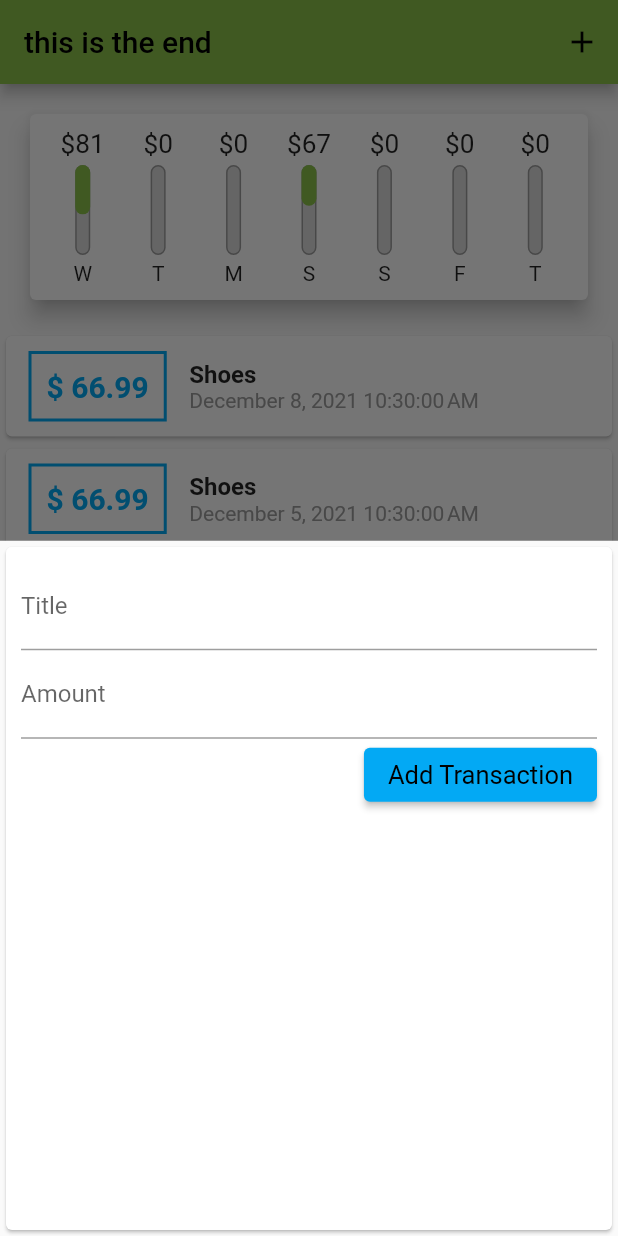
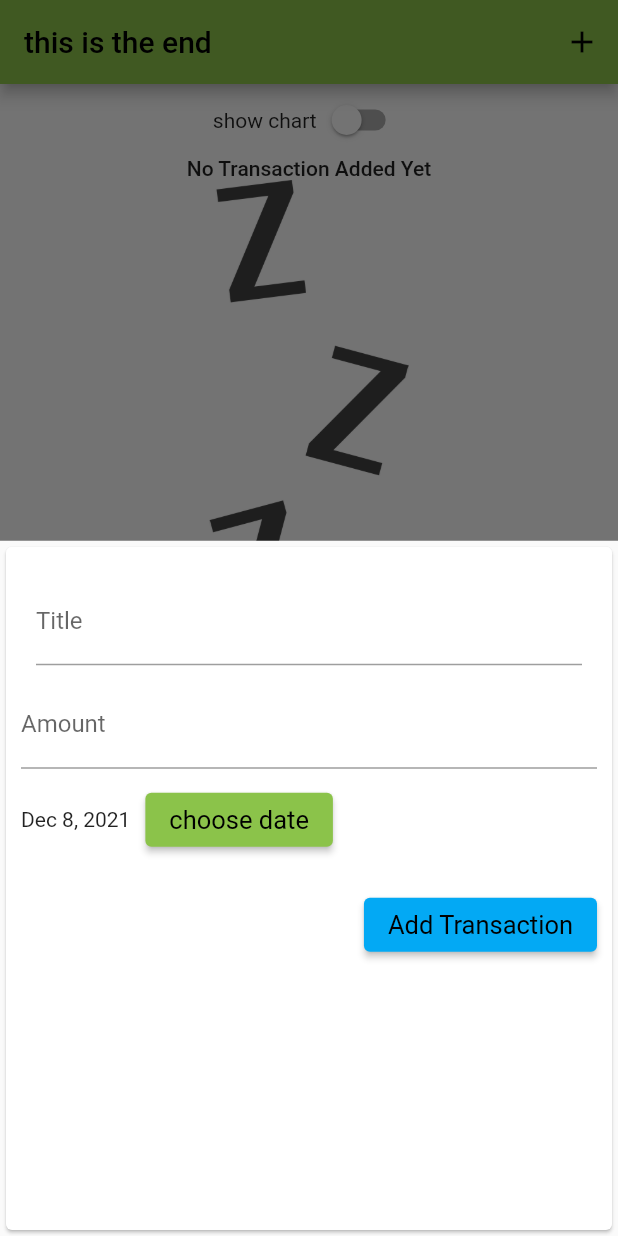
Before and after one commit to vaqefpayfoon/flutterCourse, a Flutter app: the screen it shows after launch, after a tap on the "add" icon, on a phone screen of 412 x 824 dp. Run offline on Flutter 3.47's test engine with Material 2 defaults, Android fonts, the light colour scheme and no system bars.

Commit message:
finish media query

```diff
--- a/finished/lib/main.dart
+++ b/finished/lib/main.dart
@@ -1,10 +1,14 @@
 import 'package:flutter/material.dart';
+import 'package:flutter/services.dart';
 import './widgets/new_transaction.dart';
 import 'models/transaction.dart';
 import './widgets/chart.dart';
 import 'widgets/transaction_list.dart';
 
 void main() {
+  WidgetsFlutterBinding.ensureInitialized();
+  SystemChrome.setPreferredOrientations(
+      [DeviceOrientation.portraitUp, DeviceOrientation.portraitDown]);
   runApp(MyApp());
 }
 
@@ -31,26 +35,36 @@ class MyHomePage extends StatefulWidget {
 
 class _MyHomePageState extends State<MyHomePage> {
   final List<Transaction> _userTransactions = [
-    Transaction(id: '1', title: 'Shoes', amount: 66.99, date: DateTime.now()),
-    Transaction(
-        id: '2',
-        title: 'Shoes',
-        amount: 66.99,
-        date: DateTime.now().add(Duration(days: -3))),
-    Transaction(id: '3', title: 'Gloves', amount: 14.30, date: DateTime.now())
+    // Transaction(id: '1', title: 'Shoes', amount: 66.99, date: DateTime.now()),
+    // Transaction(
+    //     id: '2',
+    //     title: 'Shoes',
+    //     amount: 66.99,
+    //     date: DateTime.now().add(Duration(days: -3))),
+    // Transaction(id: '3', title: 'Gloves', amount: 14.30, date: DateTime.now())
   ];
-
+  bool _showChart = false;
   List<Transaction> get recentTransaction {
     return _userTransactions.where((tx) {
       return tx.date.isAfter(DateTime.now().subtract(Duration(days: 7)));
     }).toList();
   }
 
-  void _addNewTransaction(String txtTitle, double txtAmount) {
+  void _addNewTransaction(
+      String txtTitle, double txtAmount, DateTime userDate) {
     final newTx = Transaction(
-        id: 'newId', title: txtTitle, amount: txtAmount, date: DateTime.now());
+        id: DateTime.now().millisecond.toString(),
+        title: txtTitle,
+        amount: txtAmount,
+        date: userDate);
     setState(() {
       _userTransactions.add(newTx);
+    });
+  }
+
+  void _deleteTransaction(String id) {
+    setState(() {
+      _userTransactions.removeWhere((tx) => tx.id == id);
     });
   }
 
@@ -81,8 +95,23 @@ class _MyHomePageState extends State<MyHomePage> {
       body: SingleChildScrollView(
         child: Column(
           children: [
-            Chart(recentTransaction),
-            TransactionList(_userTransactions)
+            Row(
+              mainAxisAlignment: MainAxisAlignment.center,
+              children: [
+                Text('show chart'),
+                Switch(
+                    value: _showChart,
+                    onChanged: (value) {
+                      setState(() {
+                        _showChart = value;
+                      });
+                    })
+              ],
+            ),
+            _showChart
+                ? Container(child: Chart(recentTransaction))
+                : Container(),
+            TransactionList(_userTransactions, _deleteTransaction)
           ],
         ),
       ),
--- a/finished/lib/widgets/chart.dart
+++ b/finished/lib/widgets/chart.dart
@@ -35,8 +35,8 @@ class Chart extends StatelessWidget {
 
   @override
   Widget build(BuildContext context) {
-    return Card(
-      elevation: 6,
+    return Container(
+      height: MediaQuery.of(context).size.height * 0.3,
       margin: EdgeInsets.all(20),
       child: Padding(
         padding: EdgeInsets.all(10),
--- a/finished/lib/widgets/chart_bar.dart
+++ b/finished/lib/widgets/chart_bar.dart
@@ -9,19 +9,17 @@ class ChartBar extends StatelessWidget {
 
   @override
   Widget build(BuildContext context) {
+    return LayoutBuilder(builder: (ctx, constraints) {
       return Column(
         children: <Widget>[
           Container(
-          height: 20,
+            height: constraints.maxHeight * 0.15,
             child: FittedBox(
               child: Text('\$${spendingAmount.toStringAsFixed(0)}'),
             ),
           ),
-        SizedBox(
-          height: 4,
-        ),
           Container(
-          height: 60,
+            height: constraints.maxHeight * 0.6,
             width: 10,
             child: Stack(
               children: <Widget>[
@@ -45,10 +43,11 @@ class ChartBar extends StatelessWidget {
             ),
           ),
           SizedBox(
-          height: 4,
+            height: constraints.maxHeight * 0.05,
           ),
-        Text(label),
+          Container(height: constraints.maxHeight * 0.15, child: Text(label)),
         ],
       );
+    });
   }
 }
--- a/finished/lib/widgets/new_transaction.dart
+++ b/finished/lib/widgets/new_transaction.dart
@@ -1,5 +1,7 @@
+import 'package:flutter/foundation.dart';
 import 'package:flutter/material.dart';
 import 'package:flutter/services.dart';
+import 'package:intl/intl.dart';
 
 // ignore: must_be_immutable
 class NewTransaction extends StatefulWidget {
@@ -15,15 +17,30 @@ class _NewTransactionState extends State<NewTransaction> {
 
   late TextEditingController amountController = TextEditingController();
 
-  void submit_data() {
+  late DateTime _selectedDate = DateTime.now();
+
+  void _submit_data() {
     final title = titleController.text;
     final amount = double.parse(amountController.text);
     if (title.isEmpty || amount <= 0) {
       return;
     }
-    widget.addTx(title, amount);
+    widget.addTx(title, amount, _selectedDate);
 
     Navigator.of(context).pop();
+  }
+
+  void _presentDatePicker() {
+    showDatePicker(
+            context: context,
+            initialDate: DateTime.now(),
+            firstDate: DateTime(2019),
+            lastDate: DateTime(2023, 12, 19))
+        .then((value) => {
+              setState(() {
+                _selectedDate = value as DateTime;
+              })
+            });
   }
 
   @override
@@ -33,29 +50,55 @@ class _NewTransactionState extends State<NewTransaction> {
       padding: const EdgeInsets.all(10),
       child: Column(
         children: [
-          TextField(
+          Container(
+            padding: const EdgeInsets.all(10),
+            child: TextField(
               decoration: const InputDecoration(labelText: 'Title'),
               onChanged: (val) => titleController.text = val,
-            onSubmitted: (_) => submit_data(),
+              onSubmitted: (_) => _submit_data(),
+            ),
           ),
           TextField(
             decoration: const InputDecoration(labelText: 'Amount'),
             onChanged: (val) => amountController.text = val,
             keyboardType: TextInputType.number,
             inputFormatters: [FilteringTextInputFormatter.digitsOnly],
-            onSubmitted: (_) => submit_data(),
+            onSubmitted: (_) => _submit_data(),
           ),
-          Align(
+          Row(
+            children: [
+              Container(
+                child: Text(_selectedDate == null
+                    ? 'No Date Chosen'
+                    : DateFormat.yMMMd().format(_selectedDate)),
+              ),
+              Container(
+                padding: const EdgeInsets.all(10),
+                child: ElevatedButton(
+                    onPressed: () {
+                      _presentDatePicker();
+                    },
+                    child: Text('choose date'),
+                    style: ButtonStyle(
+                      textStyle: MaterialStateProperty.all(
+                          const TextStyle(fontSize: 17)),
+                    )),
+              ),
+            ],
+          ),
+          Container(
+              margin: const EdgeInsets.only(top: 12),
               alignment: Alignment.centerRight,
               child: ElevatedButton(
-                  onPressed: submit_data,
+                  onPressed: _submit_data,
                   child: const Text('Add Transaction'),
                   style: ButtonStyle(
                     backgroundColor:
                         MaterialStateProperty.all(Colors.lightBlue),
                     textStyle: MaterialStateProperty.all(
                         const TextStyle(fontSize: 17)),
-                      alignment: Alignment.centerRight)))
+                    alignment: Alignment.centerRight,
+                  )))
         ],
       ),
     ));
--- a/finished/lib/widgets/transaction_list.dart
+++ b/finished/lib/widgets/transaction_list.dart
@@ -4,72 +4,62 @@ import '../models/transaction.dart';
 
 class TransactionList extends StatelessWidget {
   final List<Transaction> transactions;
-  TransactionList(this.transactions);
-
+  final Function deleteTx;
+  TransactionList(this.transactions, this.deleteTx);
   @override
   Widget build(BuildContext context) {
     return SizedBox(
-        height: 316,
+      height: MediaQuery.of(context).size.height * 0.7,
       child: transactions.isEmpty
-            ? Column(
+          ? Flexible(
+              fit: FlexFit.loose,
+              child: Column(
                 children: [
                   Text('No Transaction Added Yet',
                       style: Theme.of(context).textTheme.bodyText1),
                   Image.asset(
                     'assets/images/waiting.png',
                     fit: BoxFit.cover,
-                    height: 316,
+                    height: 300,
                   )
                 ],
+              ),
             )
           : ListView.builder(
               itemBuilder: (ctx, index) {
                 return Card(
-                    child: Row(
-                      children: <Widget>[
-                        Container(
-                          margin: const EdgeInsets.symmetric(
-                            vertical: 10,
-                            horizontal: 15,
+                  elevation: 5,
+                  margin: EdgeInsets.symmetric(
+                    vertical: 8,
+                    horizontal: 5,
                   ),
-                          decoration: BoxDecoration(
-                            border: Border.all(
-                              color: Colors.lightBlue,
-                              width: 2,
-                            ),
-                          ),
-                          padding: const EdgeInsets.all(10),
-                          child: Text(
-                            '\$ ${transactions[index].amount.toStringAsFixed(2)}',
-                            style: const TextStyle(
-                              fontWeight: FontWeight.bold,
-                              fontSize: 20,
-                              color: Colors.lightBlue,
+                  child: ListTile(
+                    leading: CircleAvatar(
+                      radius: 30,
+                      child: Padding(
+                        padding: EdgeInsets.all(6),
+                        child: FittedBox(
+                          child: Text('\$${transactions[index].amount}'),
                         ),
                       ),
                     ),
-                        Column(
-                          crossAxisAlignment: CrossAxisAlignment.start,
-                          children: <Widget>[
-                            Text(
+                    title: Text(
                       transactions[index].title,
-                              style: const TextStyle(
-                                fontSize: 16,
-                                fontWeight: FontWeight.bold,
+                      style: Theme.of(context).textTheme.bodyText1,
                     ),
+                    subtitle: Text(
+                      DateFormat.yMMMd().format(transactions[index].date),
                     ),
-                            Text(
-                              DateFormat().format(transactions[index].date),
-                              style: const TextStyle(
-                                color: Colors.grey,
+                    trailing: IconButton(
+                      icon: Icon(Icons.delete),
+                      color: Theme.of(context).errorColor,
+                      onPressed: () => deleteTx(transactions[index].id),
                     ),
-                            ),
-                          ],
-                        ),
-                      ],
                   ),
                 );
               },
-                itemCount: transactions.length));
+              itemCount: transactions.length,
+            ),
+    );
   }
 }
--- /dev/null
+++ b/help.txt
@@ -0,0 +1 @@
+flutter run -d chrome --observatory-port=9200
```
Lines whose indentation alone changed are shown as unchanged.
